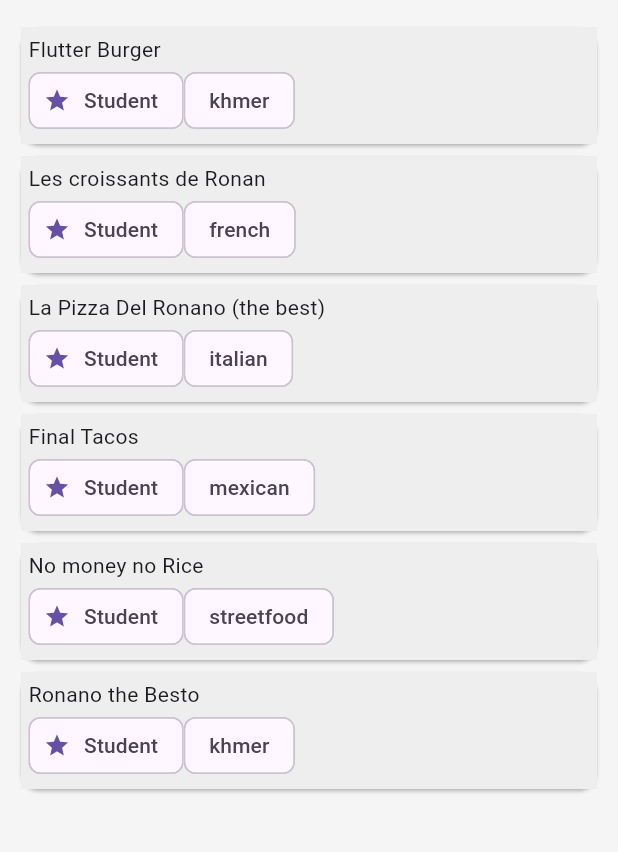
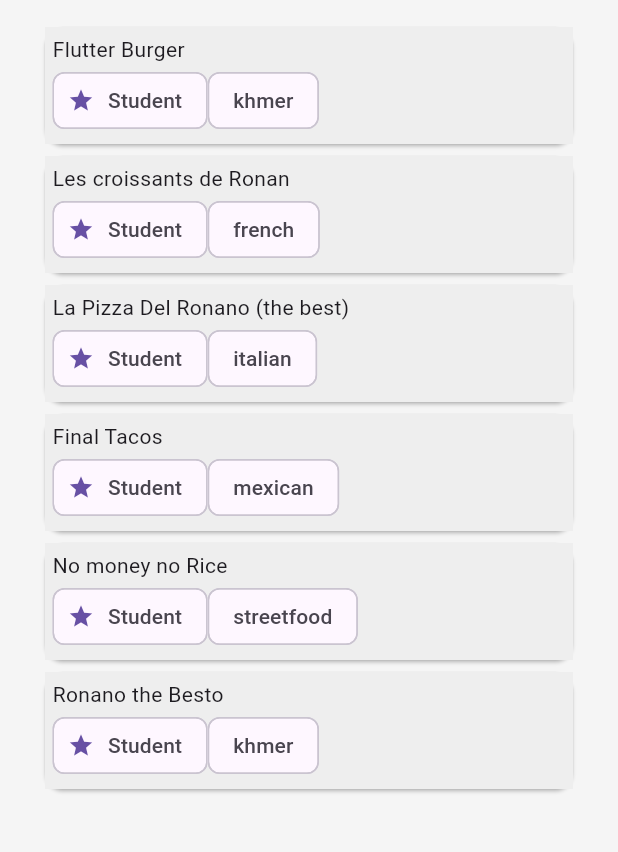
Before and after one commit to piseyKhenchandara/flutter_restaurant, a Flutter app: the screen it shows after launch, on a phone screen of 412 x 824 dp, the part 150-1002 px from its top. Run offline on Flutter 3.47's test engine with Material 3 defaults, Android fonts, the phone set to English and light mode, and no system bars.

Commit message:
list view completed

```diff
--- /dev/null
+++ b/lib/ui/restaurantChip.dart
@@ -0,0 +1,37 @@
+import 'package:flutter/material.dart';
+import 'package:flutter_self_learning/domain/models/restaurant.dart';
+
+class Restaurantchip extends StatelessWidget {
+  const Restaurantchip({super.key, required this.restaurant});
+  final Restaurant restaurant;
+
+  @override
+  Widget build(BuildContext context) {
+    return Card(
+      child: Column(
+        children: [
+          Container(
+            color: Colors.grey.shade200,
+            width: double.infinity,
+            padding: EdgeInsets.all(5),
+            child: Column(
+              crossAxisAlignment: CrossAxisAlignment.start,
+              children: [
+                Text(restaurant.name),
+                Row(
+                  children: [
+                    Chip(
+                      avatar: Icon(Icons.star, size: 18),
+                      label: Text("Student"),
+                    ),
+                    Chip(label: Text(restaurant.type.name)),
+                  ],
+                ),
+              ],
+            ),
+          ),
+        ],
+      ),
+    );
+  }
+}
--- a/lib/ui/restaurants_view.dart
+++ b/lib/ui/restaurants_view.dart
@@ -1,6 +1,7 @@
 import 'package:flutter/material.dart';
 import 'package:flutter_self_learning/domain/models/restaurant.dart';
 import 'package:flutter_self_learning/domain/models/restaurant_type.dart';
+import 'package:flutter_self_learning/ui/restaurantChip.dart';
 
 class RestaurantsView extends StatefulWidget {
   const RestaurantsView({super.key, required this.restaurants});
@@ -49,35 +50,16 @@ class _RestaurantsViewState extends State<RestaurantsView> {
                 const Text('Show only khmer restaurants'),
               ],
             ),
-            ...filteredRestaurants
-                .map((restaurant) {
-                  return Card(
-                    child: Column(
-                      children: [
-                        Container(
-                          color: Colors.grey.shade200,
-                          width: double.infinity,
-                          padding: EdgeInsets.all(5),
-                          child: Column(
-                            crossAxisAlignment: CrossAxisAlignment.start,
-                            children: [
-                              Text(restaurant.name),
-                              Row(
-                                children: [
-                                  Chip(
-                                    avatar: Icon(Icons.star, size: 18),
-                                    label: Text("Student"),
-                                  ),
-                                  Chip(label: Text(restaurant.type.name)),
-                                ],
-                              ),
-                            ],
-                          ),
-                        ),
-                      ],
-                    ),
-                  );
-                }),
+            Expanded(
+              child: ListView.builder(
+                padding: const EdgeInsets.symmetric(horizontal: 16.0),
+                itemCount: filteredRestaurants.length,
+                itemBuilder: (context, index) {
+                  final restaurant = filteredRestaurants[index];
+                  return Restaurantchip(restaurant: restaurant);
+                },
+              ),
+            ),
           ],
         ),
       ),
```
